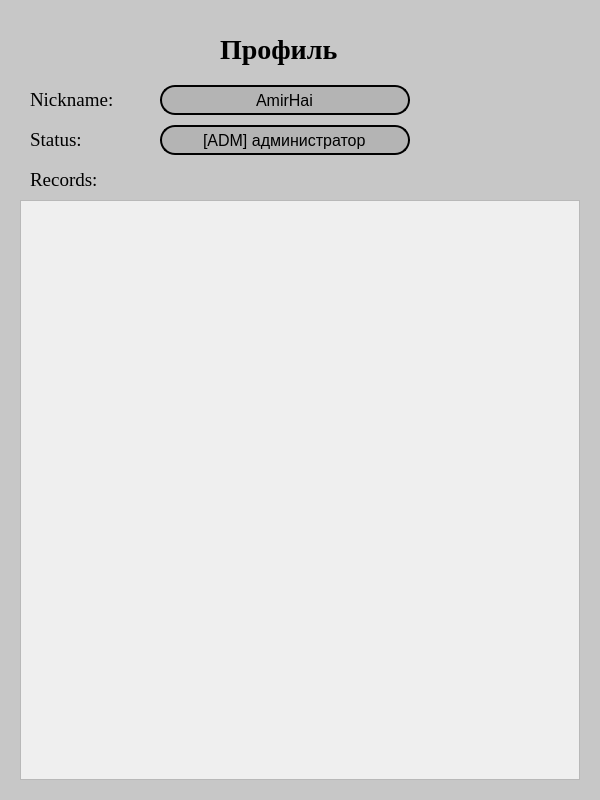
Before: the Qt Designer form AllActivities/Profile.ui in AmirHai/project_2048, drawn with Qt 5.
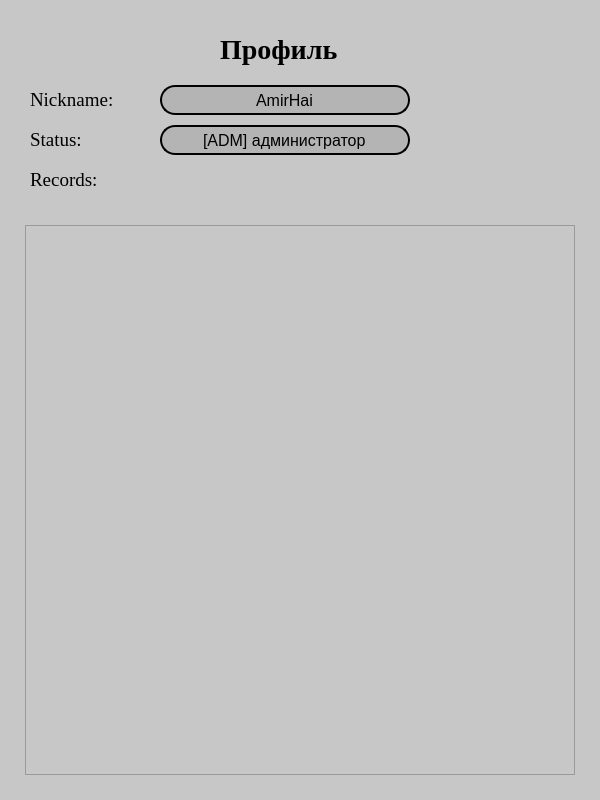
After: the same form once the commit is applied.

Commit message: появились окна ошибок в регистрации

```diff
--- a/AllActivities/Profile.ui
+++ b/AllActivities/Profile.ui
@@ -171,31 +171,21 @@
     <string>Records:</string>
    </property>
   </widget>
-  <widget class="QScrollArea" name="scrollArea_records">
+  <widget class="QFrame" name="btns_allRecords">
    <property name="geometry">
     <rect>
-     <x>20</x>
-     <y>200</y>
-     <width>560</width>
-     <height>580</height>
+     <x>25</x>
+     <y>225</y>
+     <width>550</width>
+     <height>550</height>
     </rect>
    </property>
-   <property name="styleSheet">
-    <string notr="true">background-color: rgb(239, 239, 239)</string>
+   <property name="frameShape">
+    <enum>QFrame::StyledPanel</enum>
    </property>
-   <property name="widgetResizable">
-    <bool>true</bool>
+   <property name="frameShadow">
+    <enum>QFrame::Raised</enum>
    </property>
-   <widget class="QWidget" name="scrollAreaWidgetContents">
-    <property name="geometry">
-     <rect>
-      <x>0</x>
-      <y>0</y>
-      <width>558</width>
-      <height>578</height>
-     </rect>
-    </property>
-   </widget>
   </widget>
  </widget>
  <resources/>
```
The commit also changes 6 other files.
